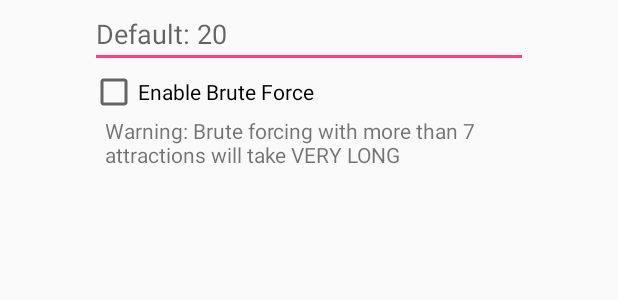
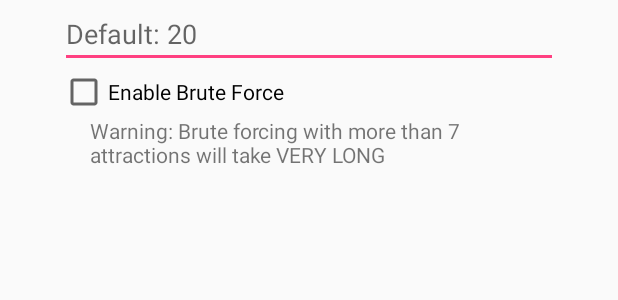
Before and after one commit to ericywl/InfoSys-Android-Tour, an Android app: the layout done_button.xml on its own in the app's theme, with its tools: preview values and no code run, on a phone screen of 412 x 824 dp. Shown: the top 300 px of the screen. Run offline under Robolectric (Android 15) with nearby library versions, the phone set to English and light mode, and no system bars.

Commit message:
OMG ITS DONE RICK WADDAUP

```diff
--- a/app/src/main/res/layout/done_button.xml
+++ b/app/src/main/res/layout/done_button.xml
@@ -9,8 +9,8 @@
         android:id="@+id/budget_input"
         android:layout_width="match_parent"
         android:layout_height="wrap_content"
-        android:layout_marginEnd="60sp"
-        android:layout_marginStart="60sp"
+        android:layout_marginEnd="40sp"
+        android:layout_marginStart="40sp"
         android:hint="Default: 20"
         android:inputType="number"/>
 
@@ -18,15 +18,15 @@
         android:id="@+id/chkbox"
         android:layout_width="match_parent"
         android:layout_height="wrap_content"
-        android:layout_marginEnd="60sp"
-        android:layout_marginStart="60sp"
+        android:layout_marginEnd="40sp"
+        android:layout_marginStart="40sp"
         android:text="Enable Brute Force"/>
 
     <TextView
         android:layout_width="wrap_content"
         android:layout_height="wrap_content"
         android:text="Warning: Brute forcing with more than 7 attractions will take VERY LONG"
-        android:layout_marginStart="70sp"
-        android:layout_marginEnd="70sp"/>
+        android:layout_marginStart="60sp"
+        android:layout_marginEnd="60sp"/>
 
 </LinearLayout>
```
Also changed, not shown: app/src/main/java/eric/myapplication/Activity/PlanMapsActivity.java (+13 -12 lines), app/src/main/res/drawable/details_text_bg.xml (added, +9 -0 lines), app/src/main/res/layout/activity_plan_maps.xml (+9 -6 lines).
